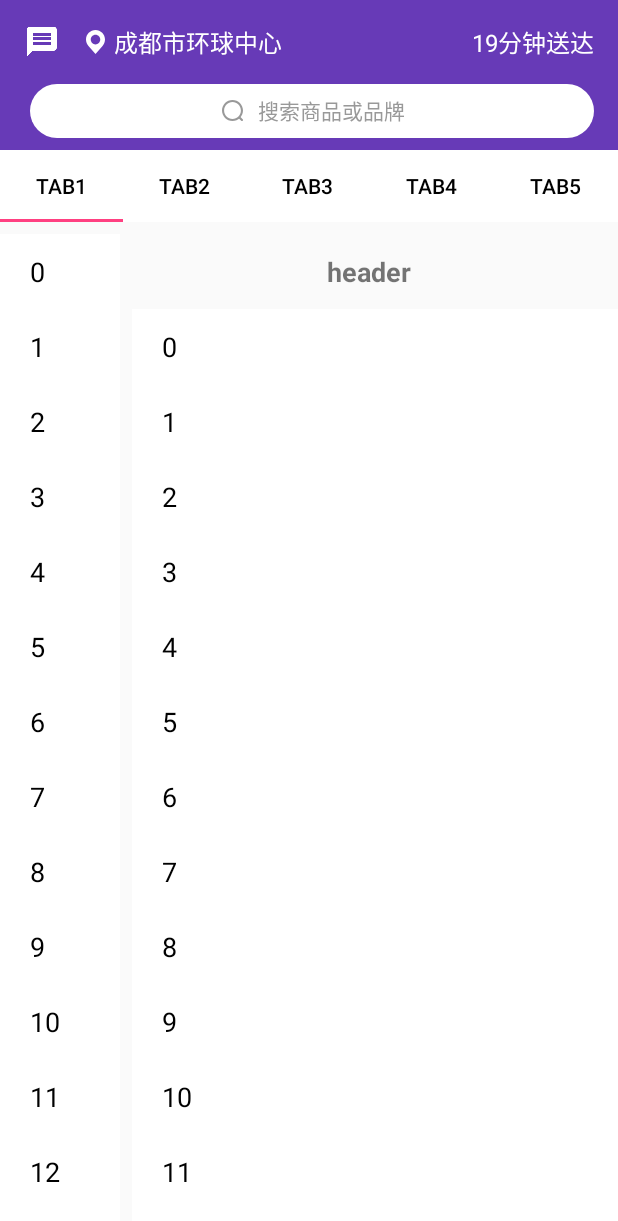
After one commit to zhengjiong/ZJ_CollapsingToolbarLayout, an Android app: the Demo11 screen opened directly, with no data from a screen before it, on a phone screen of 412 x 824 dp. The commit adds this screen. Shown: the top 1221 px of the screen. Run offline under Robolectric (Android 15) with nearby library versions, the phone set to English and light mode, and no system bars; our stand-ins replace CircleImageView.

Commit message:
feat<demo>add demo11

```diff
--- a/app/src/main/AndroidManifest.xml
+++ b/app/src/main/AndroidManifest.xml
@@ -26,6 +26,7 @@
         <activity android:name=".Demo8" android:theme="@style/AppNoDrawsSystemBarTheme"/>
         <activity android:name=".Demo9" android:theme="@style/AppNoDrawsSystemBarTheme"/>
         <activity android:name=".Demo10" android:theme="@style/AppNoDrawsSystemBarTheme"/>
+        <activity android:name=".Demo11" android:theme="@style/AppNoDrawsSystemBarTheme"/>
     </application>
 
 </manifest>
--- /dev/null
+++ b/app/src/main/java/com/zj/example/zj_collapsingtoolbarlayout/Demo11.java
@@ -0,0 +1,168 @@
+package com.zj.example.zj_collapsingtoolbarlayout;
+
+import android.os.Bundle;
+import android.support.annotation.Nullable;
+import android.support.design.widget.AppBarLayout;
+import android.support.design.widget.TabLayout;
+import android.support.v4.app.Fragment;
+import android.support.v4.view.ViewPager;
+import android.support.v7.app.AppCompatActivity;
+import android.support.v7.widget.LinearLayoutManager;
+import android.support.v7.widget.RecyclerView;
+import android.support.v7.widget.Toolbar;
+import android.view.View;
+import android.widget.RelativeLayout;
+import android.widget.TextView;
+
+import java.util.ArrayList;
+import java.util.List;
+
+import de.hdodenhof.circleimageview.CircleImageView;
+
+/**
+ * Title: Demo8
+ * Description:
+ * Copyright:Copyright(c)2016
+ * Company: 博智维讯信息技术有限公司
+ * CreateTime:17/5/15  13:54
+ *
+ * @author 郑炯
+ * @version 1.0
+ */
+public class Demo11 extends AppCompatActivity {
+    private int max;
+    private int toolbarContentTotalTranslationY;
+    private int leftTotalDistance;
+    private int actionbarSize;
+    private int editInitLeftMargin;
+
+    private AppBarLayout mAppBarLayout;
+    private CircleImageView mAvatarImageView;
+    private TextView mTitleTextView;
+    private Toolbar mToolBar;
+
+    private RecyclerView mRecyclerView;
+    private View searchView;
+    private TabLayout mTabLayout;
+    private ViewPager mViewPager;
+    private View mToolbarContent;
+
+
+    @Override
+    protected void onCreate(@Nullable Bundle savedInstanceState) {
+        super.onCreate(savedInstanceState);
+        setContentView(R.layout.demo11);
+
+        mAppBarLayout = (AppBarLayout) findViewById(R.id.app_bar);
+        mAvatarImageView = (CircleImageView) findViewById(R.id.imageView_avatar);
+        mTitleTextView = (TextView) findViewById(R.id.textView_title);
+        mToolBar = (Toolbar) findViewById(R.id.toolbar);
+        mRecyclerView = (RecyclerView) findViewById(R.id.recyclerView);
+        searchView = findViewById(R.id.edit_search);
+        mTabLayout = (TabLayout) findViewById(R.id.tablayout);
+        mViewPager = (ViewPager) findViewById(R.id.viewpager);
+        mToolbarContent = findViewById(R.id.toolbar_child_container);
+
+        toolbarContentTotalTranslationY = Utils.dip2px(this, 12);
+        max = Utils.dip2px(Demo11.this, 46);//editText最大可滑动的距离
+
+        actionbarSize = Utils.dip2px(Demo11.this, 56);
+        editInitLeftMargin = Utils.dip2px(Demo11.this, 20);
+        leftTotalDistance = actionbarSize - editInitLeftMargin;
+
+        mAppBarLayout.addOnOffsetChangedListener(new AppBarLayout.OnOffsetChangedListener() {
+            @Override
+            public void onOffsetChanged(AppBarLayout appBarLayout, int verticalOffset) {
+                verticalOffset = Math.abs(verticalOffset);
+                if (verticalOffset > max) {
+                    verticalOffset = max;
+                }
+                double percent = verticalOffset * 1.0 / max;//editText滑动的进度,1表示已到顶
+
+                if (percent > 1) {
+                    percent = 1;
+                }
+                mToolbarContent.setAlpha((float) (1 - percent));
+                mToolbarContent.setTranslationY((float) (-1 * toolbarContentTotalTranslationY * percent));
+
+
+
+                /*System.out.println("onOffsetChanged verticalOffset =" + verticalOffset + " ,total=" + appBarLayout.getTotalScrollRange()
+                        + " ,percent=" + percent);*/
+                //searchView.setTranslationY(-verticalOffset);
+
+
+                RelativeLayout.LayoutParams layoutParams = (RelativeLayout.LayoutParams) searchView.getLayoutParams();
+                layoutParams.topMargin = actionbarSize - (int) (percent * max);
+                layoutParams.leftMargin = editInitLeftMargin + (int) (percent * leftTotalDistance);
+                searchView.setLayoutParams(layoutParams);
+
+            }
+        });
+
+        final List<Fragment> fragments = new ArrayList<>();
+        List<String> titles = new ArrayList<>();
+
+        fragments.add(TestTwoFragment.newInstance());
+        fragments.add(TestTwoFragment.newInstance());
+        fragments.add(TestTwoFragment.newInstance());
+        fragments.add(TestTwoFragment.newInstance());
+        fragments.add(TestTwoFragment.newInstance());
+
+        titles.add("tab1");
+        titles.add("tab2");
+        titles.add("tab3");
+        titles.add("tab4");
+        titles.add("tab5");
+
+
+        mViewPager.setAdapter(new TestFragmentPagerAdapter(getSupportFragmentManager(), titles, fragments));
+        mTabLayout.setupWithViewPager(mViewPager);
+        mViewPager.setOffscreenPageLimit(5);
+
+        mViewPager.setOnPageChangeListener(new ViewPager.OnPageChangeListener() {
+            @Override
+            public void onPageScrolled(int position, float positionOffset, int positionOffsetPixels) {
+
+            }
+
+            @Override
+            public void onPageSelected(final int position) {
+                for (int i = 0; i < fragments.size(); i++) {
+                    final TestTwoFragment twoFragment = (TestTwoFragment) fragments.get(i);
+                    if (i == position) {
+                        twoFragment.mRecyclerView2.setOnScrollListener(new RecyclerView.OnScrollListener() {
+                            @Override
+                            public void onScrollStateChanged(RecyclerView recyclerView, int newState) {
+                                super.onScrollStateChanged(recyclerView, newState);
+                            }
+
+                            @Override
+                            public void onScrolled(RecyclerView recyclerView, int dx, int dy) {
+                                super.onScrolled(recyclerView, dx, dy);
+                                System.out.println("currentPosition=" + position + " ,getScollYDistance=" + getScollYDistance(twoFragment.mRecyclerView2));
+                            }
+                        });
+                    } else {
+                        twoFragment.mRecyclerView2.setOnScrollListener(null);
+                    }
+
+                }
+
+            }
+
+            @Override
+            public void onPageScrollStateChanged(int state) {
+
+            }
+        });
+    }
+
+    public int getScollYDistance(RecyclerView recyclerView) {
+        LinearLayoutManager layoutManager = (LinearLayoutManager) recyclerView.getLayoutManager();
+        int position = layoutManager.findFirstVisibleItemPosition();
+        View firstVisiableChildView = layoutManager.findViewByPosition(position);
+        int itemHeight = firstVisiableChildView.getHeight();
+        return (position) * itemHeight - firstVisiableChildView.getTop();
+    }
+}
--- a/app/src/main/java/com/zj/example/zj_collapsingtoolbarlayout/MainActivity.java
+++ b/app/src/main/java/com/zj/example/zj_collapsingtoolbarlayout/MainActivity.java
@@ -32,7 +32,8 @@ public class MainActivity extends AppCompatActivity {
             "demo7",
             "demo8",
             "demo9",
-            "demo10"
+            "demo10",
+            "demo11"
     );
 
     @Override
@@ -83,6 +84,9 @@ public class MainActivity extends AppCompatActivity {
                     case 9:
                         startActivity(new Intent(MainActivity.this, Demo10.class));
                         break;
+                    case 10:
+                        startActivity(new Intent(MainActivity.this, Demo11.class));
+                        break;
                 }
             }
         });
--- a/app/src/main/java/com/zj/example/zj_collapsingtoolbarlayout/TestTwoFragment.java
+++ b/app/src/main/java/com/zj/example/zj_collapsingtoolbarlayout/TestTwoFragment.java
@@ -26,7 +26,7 @@ import java.util.List;
 public class TestTwoFragment extends Fragment {
     private List<String> mItems = new ArrayList<>();
     private RecyclerView mRecyclerView1;
-    private RecyclerView mRecyclerView2;
+    public RecyclerView mRecyclerView2;
 
     public static TestTwoFragment newInstance() {
 
@@ -57,6 +57,18 @@ public class TestTwoFragment extends Fragment {
         mRecyclerView2.setLayoutManager(new LinearLayoutManager(getContext()));
         mRecyclerView2.setAdapter(new MyRecyclerViewAdapter());
 
+        /*mRecyclerView2.addOnScrollListener(new RecyclerView.OnScrollListener() {
+            @Override
+            public void onScrollStateChanged(RecyclerView recyclerView, int newState) {
+                super.onScrollStateChanged(recyclerView, newState);
+            }
+
+            @Override
+            public void onScrolled(RecyclerView recyclerView, int dx, int dy) {
+                super.onScrolled(recyclerView, dx, dy);
+                System.out.println("onScrolled dy=" + dy);
+            }
+        });*/
         return view;
     }
 
--- /dev/null
+++ b/app/src/main/res/layout/demo11.xml
@@ -0,0 +1,149 @@
+<?xml version="1.0" encoding="utf-8"?>
+<android.support.design.widget.CoordinatorLayout
+    xmlns:android="http://schemas.android.com/apk/res/android"
+    xmlns:app="http://schemas.android.com/apk/res-auto"
+    xmlns:tools="http://schemas.android.com/tools"
+    android:layout_width="match_parent"
+    android:layout_height="match_parent"
+    tools:ignore="rtlHardcoded">
+
+    <android.support.design.widget.AppBarLayout
+        android:id="@+id/app_bar"
+        android:layout_width="match_parent"
+        android:layout_height="wrap_content"
+        android:theme="@style/ThemeOverlay.AppCompat.Dark.ActionBar">
+        <!--app:layout_behavior="hearsilent.amazingavatar.libs.FlingBehavior"-->
+
+        <android.support.design.widget.CollapsingToolbarLayout
+            android:layout_width="match_parent"
+            android:layout_height="100dp"
+            app:contentScrim="@android:color/transparent"
+            app:layout_scrollFlags="scroll|exitUntilCollapsed|enterAlways|snap"
+            app:statusBarScrim="@android:color/holo_red_dark"
+            app:titleEnabled="false">
+
+            <android.support.v7.widget.Toolbar
+                android:id="@+id/toolbar"
+                android:layout_width="match_parent"
+                android:layout_height="?attr/actionBarSize"
+                app:layout_collapseMode="pin"
+                app:navigationIcon="@mipmap/ic_discuss"
+                app:contentInsetEnd="16dp"
+                app:contentInsetLeft="0dp"
+                app:contentInsetRight="16dp"
+                app:contentInsetStart="0dp"
+                app:contentInsetStartWithNavigation="0dp"
+                app:popupTheme="@style/ThemeOverlay.AppCompat.Light">
+                <LinearLayout
+                    android:id="@+id/toolbar_child_container"
+                    android:layout_width="match_parent"
+                    android:layout_height="wrap_content"
+                    android:clipChildren="false"
+                    android:orientation="horizontal">
+
+                    <android.support.v7.widget.AppCompatImageView
+                        android:layout_width="wrap_content"
+                        android:layout_height="16dp"
+                        android:layout_gravity="center_vertical"
+                        android:scaleType="centerInside"
+                        android:layout_marginLeft="-4dp"
+                        app:srcCompat="@drawable/vector_drink_category_loc"/>
+
+                    <TextView
+                        android:id="@+id/tv_location_text"
+                        android:layout_width="match_parent"
+                        android:layout_height="wrap_content"
+                        android:layout_gravity="center_vertical"
+                        android:layout_weight="1"
+                        android:ellipsize="end"
+                        android:maxLines="1"
+                        android:singleLine="true"
+                        android:textColor="@android:color/white"
+                        android:textSize="16dp"
+                        android:text="成都市环球中心"/>
+
+                    <TextView
+                        android:id="@+id/tv_delivery_time"
+                        android:layout_width="wrap_content"
+                        android:layout_height="wrap_content"
+                        android:layout_gravity="center_vertical"
+                        android:textColor="@android:color/white"
+                        android:textSize="16dp"
+                        android:text="19分钟送达"/>
+                </LinearLayout>
+            </android.support.v7.widget.Toolbar>
+
+           <!-- <LinearLayout
+                android:layout_width="match_parent"
+                android:layout_height="?attr/actionBarSize"
+                android:gravity="center_vertical"
+                android:orientation="horizontal"
+                app:layout_collapseMode="parallax"
+                app:layout_collapseParallaxMultiplier="1">
+
+                <android.support.v4.widget.Space
+                    android:id="@+id/space"
+                    android:layout_width="32dp"
+                    android:layout_height="32dp"
+                    android:layout_marginLeft="32dp"
+                    android:layout_marginRight="16dp"/>
+
+                <TextView
+                    android:id="@+id/toolbar_title"
+                    style="@style/TextAppearance.Widget.AppCompat.Toolbar.Title"
+                    android:layout_width="match_parent"
+                    android:layout_height="?attr/actionBarSize"
+                    android:gravity="center_vertical"/>
+            </LinearLayout>-->
+
+            <RelativeLayout
+                android:layout_width="match_parent"
+                android:layout_height="match_parent"
+                app:layout_collapseMode="parallax"
+                app:layout_collapseParallaxMultiplier="1">
+
+                <FrameLayout
+                    android:id="@+id/edit_search"
+                    android:layout_width="match_parent"
+                    android:layout_height="36dp"
+                    android:layout_marginBottom="8dp"
+                    android:layout_marginLeft="20dp"
+                    android:layout_marginRight="16dp"
+                    android:layout_marginTop="@dimen/actionbar_size"
+                    android:background="@drawable/drink_category_search_bg"
+                    android:clickable="true">
+
+                    <TextView
+                        android:layout_width="wrap_content"
+                        android:layout_height="@dimen/search_bar_size"
+                        android:layout_gravity="center"
+                        android:background="@null"
+                        android:drawableLeft="@drawable/ic_search_20"
+                        android:drawablePadding="8dp"
+                        android:enabled="true"
+                        android:gravity="center"
+                        android:hint="搜索商品或品牌"
+                        android:includeFontPadding="false"
+                        android:textColor="#666666"
+                        android:textColorHint="#999999"
+                        android:visibility="visible"/>
+                </FrameLayout>
+            </RelativeLayout>
+        </android.support.design.widget.CollapsingToolbarLayout>
+
+        <android.support.design.widget.TabLayout
+            android:id="@+id/tablayout"
+            android:layout_width="match_parent"
+            android:layout_height="48dp"
+            app:tabTextColor="@android:color/black"
+            app:tabSelectedTextColor="@android:color/black"
+            app:layout_scrollFlags="scroll|exitUntilCollapsed"
+            android:background="@android:color/white"
+            />
+    </android.support.design.widget.AppBarLayout>
+    <android.support.v4.view.ViewPager
+        android:id="@+id/viewpager"
+        android:layout_width="match_parent"
+        android:layout_height="match_parent"
+        app:layout_behavior="@string/appbar_scrolling_view_behavior"/>
+</android.support.design.widget.CoordinatorLayout>
```
